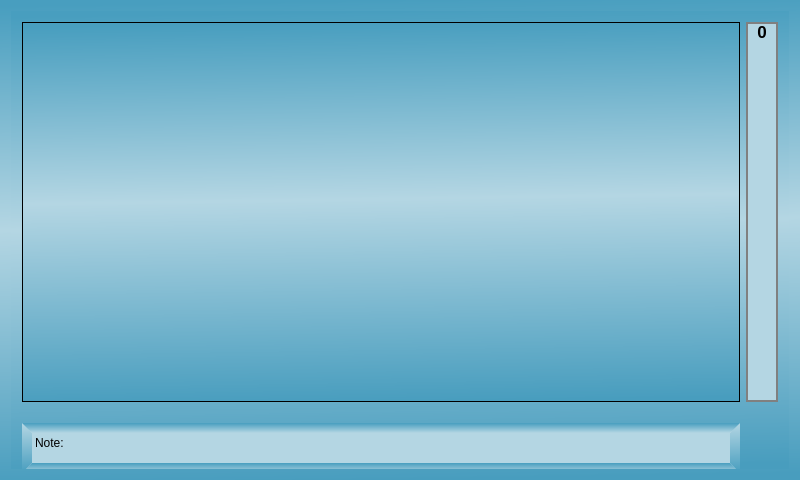
Old version of the form mainwindow.ui in the repository andrewreeman/staffGames.
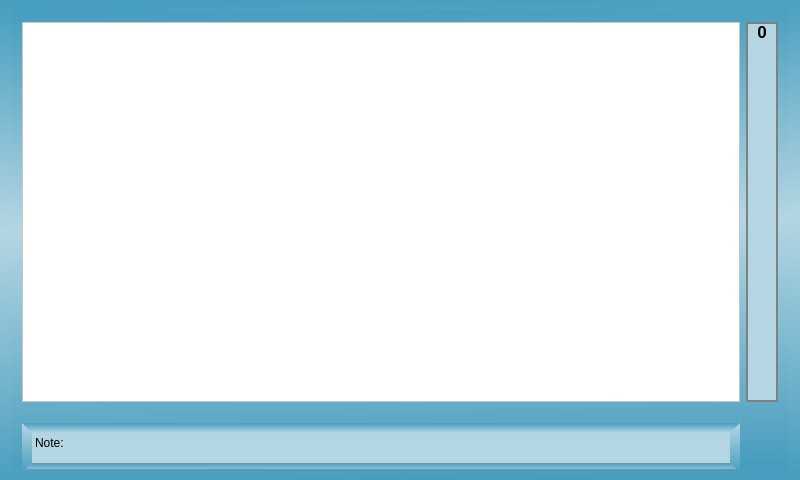
New version of the form.

Commit message: changed background to white

Diff of the .ui file:
```diff
--- a/mainwindow.ui
+++ b/mainwindow.ui
@@ -39,6 +39,9 @@
             <height>2000</height>
            </size>
           </property>
+          <property name="styleSheet">
+           <string notr="true">background-color: rgb(255, 255, 255);</string>
+          </property>
          </widget>
         </item>
         <item row="0" column="2">
```
